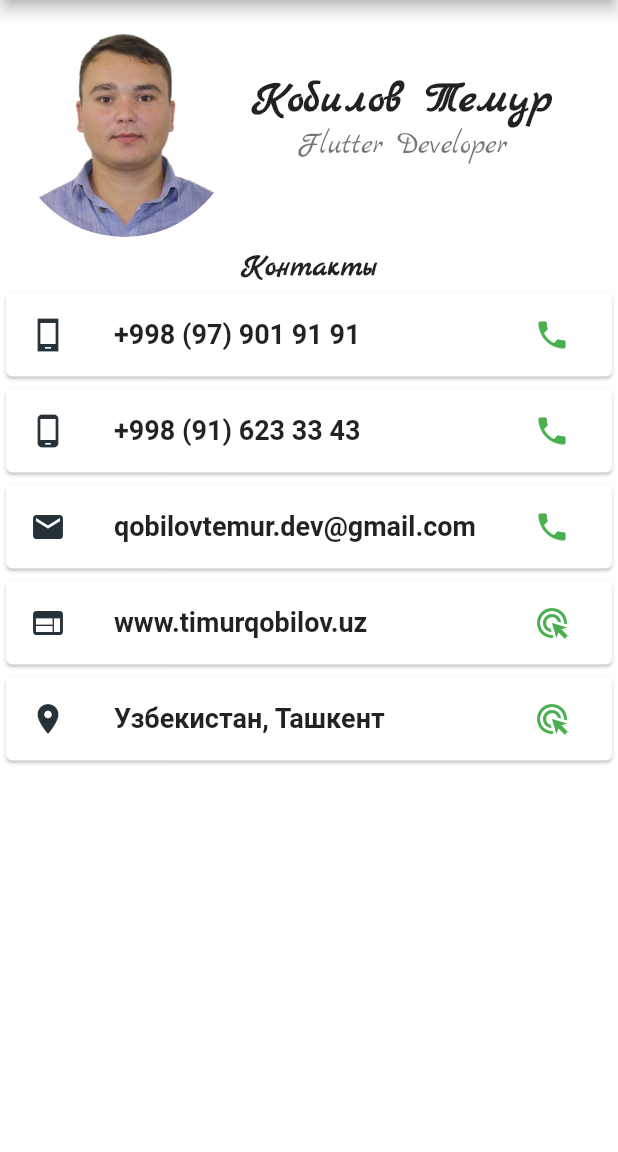
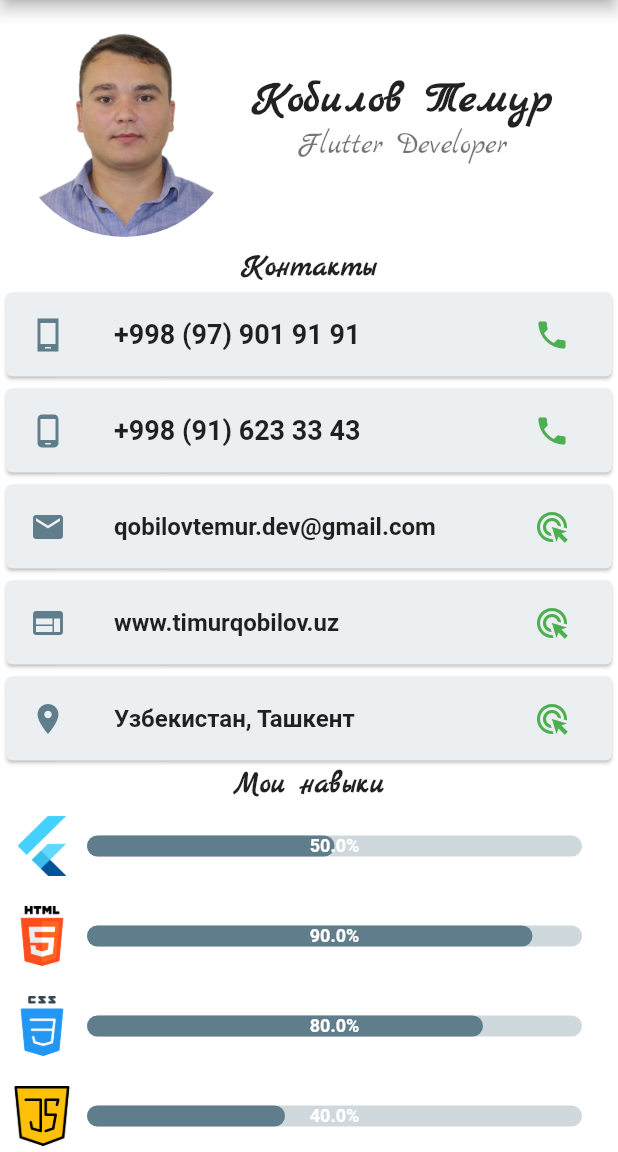
Before and after one commit to NetTim33/curriculum_vitae, a Flutter app: the screen it shows after launch, on a phone screen of 412 x 824 dp, the part 84-1236 px from its top. Run offline on Flutter 3.47's test engine with Material 2 defaults, Android fonts, the phone set to English and light mode, and no system bars; drawn by our look-alikes of percent_indicator.

Commit message:
Widget_Mysckills_Info

```diff
--- a/lib/screens/home_page.dart
+++ b/lib/screens/home_page.dart
@@ -1,4 +1,5 @@
 import 'package:curriculum_vitae/widgets/widget_contakt_info.dart';
+import 'package:curriculum_vitae/widgets/widget_mysckils_info.dart';
 import 'package:curriculum_vitae/widgets/widget_user_Info.dart';
 import 'package:flutter/material.dart';
 
@@ -25,14 +26,20 @@ class Home_page extends StatelessWidget {
         ],
         centerTitle: true,
       ),
-      body: Column(
+      body: SingleChildScrollView(
+        child: Column(
           children: <Widget>[
             Widget_User_Info(),
             SizedBox(
               width: 10,
             ),
             Widget_Contact_Info(),
+            SizedBox(
+              width: 10,
+            ),
+            Widget_Mysckils_Info(),
           ],
+        ),
       ),
     );
   }
--- a/lib/widgets/widget_contakt_info.dart
+++ b/lib/widgets/widget_contakt_info.dart
@@ -21,6 +21,7 @@ class Widget_Contact_Info extends StatelessWidget {
           width: 10,
         ),
         Card(
+          color: Colors.blueGrey[50],
           child: ListTile(
             title: Text(
               '+998 (97) 901 91 91',
@@ -28,7 +29,7 @@ class Widget_Contact_Info extends StatelessWidget {
             ),
             leading: Icon(
               Icons.phone_android_sharp,
-              color: Colors.blueGrey[900],
+              color: Colors.blueGrey,
             ),
             trailing: IconButton(
               onPressed: () => launch("tel://+998979019191"),
@@ -40,6 +41,7 @@ class Widget_Contact_Info extends StatelessWidget {
           ),
         ),
         Card(
+          color: Colors.blueGrey[50],
           child: ListTile(
             title: Text(
               '+998 (91) 623 33 43',
@@ -47,7 +49,7 @@ class Widget_Contact_Info extends StatelessWidget {
             ),
             leading: Icon(
               Icons.phone_android_rounded,
-              color: Colors.blueGrey[900],
+              color: Colors.blueGrey,
             ),
             trailing: IconButton(
               onPressed: () => launch("tel://+998916233343"),
@@ -59,33 +61,35 @@ class Widget_Contact_Info extends StatelessWidget {
           ),
         ),
         Card(
+          color: Colors.blueGrey[50],
           child: ListTile(
             title: Text(
               'qobilovtemur.dev@gmail.com',
-              style: TextStyle(fontSize: 18, fontWeight: FontWeight.bold),
+              style: TextStyle(fontSize: 16, fontWeight: FontWeight.bold),
             ),
             leading: Icon(
               Icons.mail,
-              color: Colors.blueGrey[900],
+              color: Colors.blueGrey,
             ),
             trailing: IconButton(
-              onPressed: () => launch("mail:qobilovtemur.dev@gmail.com"),
+              onPressed: () => launch("mailto:qobilovtemur.dev@gmail.com"),
               icon: Icon(
-                Icons.phone,
+                Icons.ads_click_sharp,
                 color: Colors.green,
               ),
             ),
           ),
         ),
         Card(
+          color: Colors.blueGrey[50],
           child: ListTile(
             title: Text(
               'www.timurqobilov.uz',
-              style: TextStyle(fontSize: 18, fontWeight: FontWeight.bold),
+              style: TextStyle(fontSize: 16, fontWeight: FontWeight.bold),
             ),
             leading: Icon(
               Icons.web,
-              color: Colors.blueGrey[900],
+              color: Colors.blueGrey,
             ),
             trailing: IconButton(
               onPressed: () => launch("https://timurqobilov.uz/"),
@@ -97,14 +101,15 @@ class Widget_Contact_Info extends StatelessWidget {
           ),
         ),
         Card(
+          color: Colors.blueGrey[50],
           child: ListTile(
             title: Text(
               'Узбекистан, Ташкент',
-              style: TextStyle(fontSize: 18, fontWeight: FontWeight.bold),
+              style: TextStyle(fontSize: 16, fontWeight: FontWeight.bold),
             ),
             leading: Icon(
               Icons.location_on,
-              color: Colors.blueGrey[900],
+              color: Colors.blueGrey,
             ),
             trailing: IconButton(
               onPressed: () => launch("https://www.google.com/maps"),
--- /dev/null
+++ b/lib/widgets/widget_mysckils_info.dart
@@ -0,0 +1,213 @@
+import 'package:flutter/material.dart';
+import 'package:percent_indicator/percent_indicator.dart';
+
+class Widget_Mysckils_Info extends StatelessWidget {
+  const Widget_Mysckils_Info({Key? key}) : super(key: key);
+
+  @override
+  Widget build(BuildContext context) {
+    return Column(
+      children: [
+        Text(
+          'Мои навыки',
+          style: TextStyle(
+            color: Colors.black87,
+            fontSize: 20,
+            fontWeight: FontWeight.bold,
+            fontFamily: 'MarckScript-Regular',
+          ),
+        ),
+        Container(
+          child: Padding(
+            padding: const EdgeInsets.all(8.0),
+            child: Column(
+              children: [
+                LinearPercentIndicator(
+                  width: 350.0,
+                  lineHeight: 14.0,
+                  percent: 0.5,
+                  leading: Image.asset(
+                    'assets/icon/flutter.png',
+                    width: 40,
+                    height: 40,
+                  ),
+                  linearStrokeCap: LinearStrokeCap.roundAll,
+                  backgroundColor: Colors.blueGrey[100],
+                  progressColor: Colors.blueGrey,
+                  center: Text(
+                    "50.0%",
+                    style: TextStyle(
+                        fontSize: 12.0,
+                        color: Colors.white,
+                        fontWeight: FontWeight.bold),
+                  ),
+                ),
+                SizedBox(
+                  height: 20,
+                ),
+                LinearPercentIndicator(
+                  width: 350.0,
+                  lineHeight: 14.0,
+                  percent: 0.9,
+                  leading: Image.asset(
+                    'assets/icon/html.png',
+                    width: 40,
+                    height: 40,
+                  ),
+                  linearStrokeCap: LinearStrokeCap.roundAll,
+                  backgroundColor: Colors.blueGrey[100],
+                  progressColor: Colors.blueGrey,
+                  center: Text(
+                    "90.0%",
+                    style: TextStyle(
+                        fontSize: 12.0,
+                        color: Colors.white,
+                        fontWeight: FontWeight.bold),
+                  ),
+                ),
+                SizedBox(
+                  height: 20,
+                ),
+                LinearPercentIndicator(
+                  width: 350.0,
+                  lineHeight: 14.0,
+                  percent: 0.8,
+                  leading: Image.asset(
+                    'assets/icon/css.png',
+                    width: 40,
+                    height: 40,
+                  ),
+                  linearStrokeCap: LinearStrokeCap.roundAll,
+                  backgroundColor: Colors.blueGrey[100],
+                  progressColor: Colors.blueGrey,
+                  center: Text(
+                    "80.0%",
+                    style: TextStyle(
+                        fontSize: 12.0,
+                        color: Colors.white,
+                        fontWeight: FontWeight.bold),
+                  ),
+                ),
+                SizedBox(
+                  height: 20,
+                ),
+                LinearPercentIndicator(
+                  width: 350.0,
+                  lineHeight: 14.0,
+                  percent: 0.4,
+                  leading: Image.asset(
+                    'assets/icon/js.png',
+                    width: 40,
+                    height: 40,
+                  ),
+                  linearStrokeCap: LinearStrokeCap.roundAll,
+                  backgroundColor: Colors.blueGrey[100],
+                  progressColor: Colors.blueGrey,
+                  center: Text(
+                    "40.0%",
+                    style: TextStyle(
+                        fontSize: 12.0,
+                        color: Colors.white,
+                        fontWeight: FontWeight.bold),
+                  ),
+                ),
+                SizedBox(
+                  height: 20,
+                ),
+                LinearPercentIndicator(
+                  width: 350.0,
+                  lineHeight: 14.0,
+                  percent: 0.95,
+                  leading: Image.asset(
+                    'assets/icon/wordpress.png',
+                    width: 40,
+                    height: 40,
+                  ),
+                  linearStrokeCap: LinearStrokeCap.roundAll,
+                  backgroundColor: Colors.blueGrey[100],
+                  progressColor: Colors.blueGrey,
+                  center: Text(
+                    "95.0%",
+                    style: TextStyle(
+                        fontSize: 12.0,
+                        color: Colors.white,
+                        fontWeight: FontWeight.bold),
+                  ),
+                ),
+                SizedBox(
+                  height: 20,
+                ),
+                LinearPercentIndicator(
+                  width: 350.0,
+                  lineHeight: 14.0,
+                  percent: 0.6,
+                  leading: Image.asset(
+                    'assets/icon/github.png',
+                    width: 40,
+                    height: 40,
+                  ),
+                  linearStrokeCap: LinearStrokeCap.roundAll,
+                  backgroundColor: Colors.blueGrey[100],
+                  progressColor: Colors.blueGrey,
+                  center: Text(
+                    "60.0%",
+                    style: TextStyle(
+                        fontSize: 12.0,
+                        color: Colors.white,
+                        fontWeight: FontWeight.bold),
+                  ),
+                ),
+                SizedBox(
+                  height: 20,
+                ),
+                LinearPercentIndicator(
+                  width: 350.0,
+                  lineHeight: 14.0,
+                  percent: 0.6,
+                  leading: Image.asset(
+                    'assets/icon/figma.png',
+                    width: 40,
+                    height: 40,
+                  ),
+                  linearStrokeCap: LinearStrokeCap.roundAll,
+                  backgroundColor: Colors.blueGrey[100],
+                  progressColor: Colors.blueGrey,
+                  center: Text(
+                    "60.0%",
+                    style: TextStyle(
+                        fontSize: 12.0,
+                        color: Colors.white,
+                        fontWeight: FontWeight.bold),
+                  ),
+                ),
+                SizedBox(
+                  height: 20,
+                ),
+                LinearPercentIndicator(
+                  width: 350.0,
+                  lineHeight: 14.0,
+                  percent: 0.8,
+                  leading: Image.asset(
+                    'assets/icon/photoshop.png',
+                    width: 40,
+                    height: 40,
+                  ),
+                  linearStrokeCap: LinearStrokeCap.roundAll,
+                  backgroundColor: Colors.blueGrey[100],
+                  progressColor: Colors.blueGrey,
+                  center: Text(
+                    "80.0%",
+                    style: TextStyle(
+                        fontSize: 12.0,
+                        color: Colors.white,
+                        fontWeight: FontWeight.bold),
+                  ),
+                ),
+              ],
+            ),
+          ),
+        )
+      ],
+    );
+  }
+}
--- a/pubspec.yaml
+++ b/pubspec.yaml
@@ -35,6 +35,7 @@ dependencies:
   cupertino_icons: ^1.0.2
   flutter_phone_direct_caller: ^2.1.1
   url_launcher: ^6.0.20
+  percent_indicator: ^4.2.2
 
 dev_dependencies:
   flutter_test:
@@ -60,6 +61,7 @@ flutter:
   # To add assets to your application, add an assets section, like this:
   assets:
     - assets/images/
+    - assets/icon/
 
   # An image asset can refer to one or more resolution-specific "variants", see
   # https://flutter.dev/assets-and-images/#resolution-aware
```
Also changed, not shown: assets/icon/css.png (added), assets/icon/figma.png (added), assets/icon/flutter.png (added), assets/icon/github.png (added), assets/icon/html.png (added), assets/icon/js.png (added), assets/icon/photoshop.png (added), assets/icon/wordpress.png (added), pubspec.lock. Lines whose indentation alone changed are shown as unchanged.
